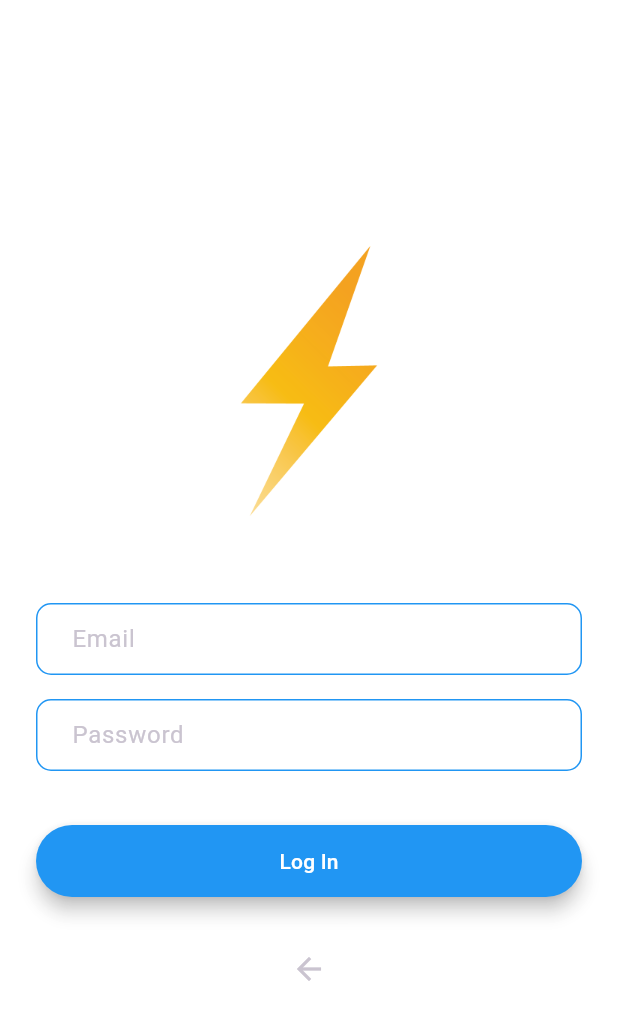
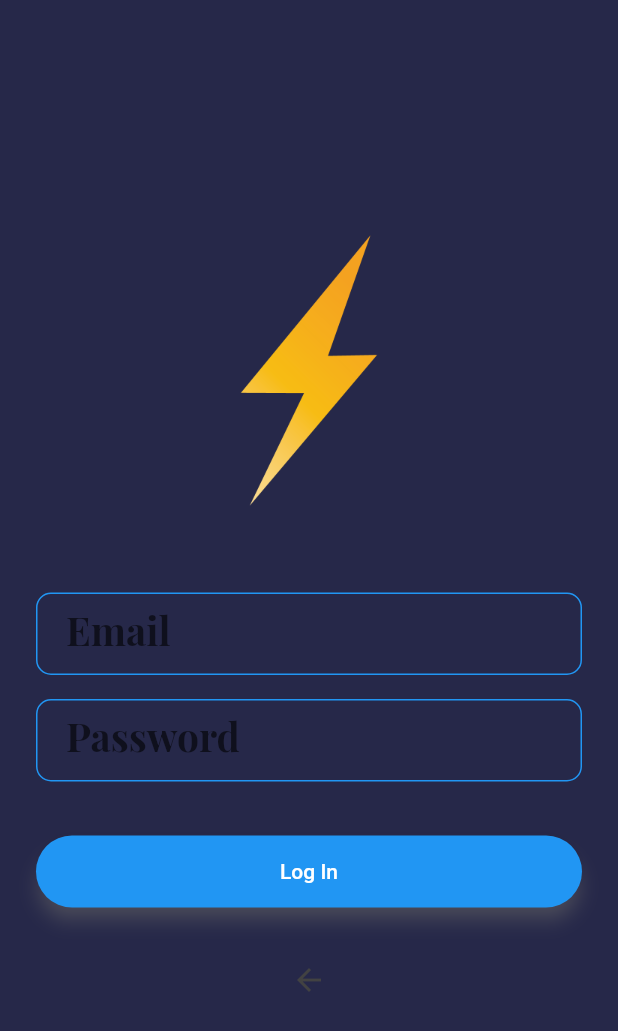
Before and after one commit to ParimSsme/FlashChat, a Flutter app: the LoginScreen screen opened directly, on a phone screen of 412 x 824 dp. Shown: the top 1031 px of the screen. Run offline on Flutter 3.47's test engine with Material 3 defaults, Android fonts, the phone set to English and light mode, and no system bars; drawn by our look-alikes of modal_progress_hud_nsn; our stand-ins replace animated_text_kit, bloc, cloud_firestore, email_validator, equatable, firebase_auth and 5 more; accounts and stored records are empty.

Commit message:
add bloc state management

```diff
--- /dev/null
+++ b/lib/common/bloc/app_bloc.dart
@@ -0,0 +1,46 @@
+import 'dart:async';
+import 'package:bloc/bloc.dart';
+import 'package:equatable/equatable.dart';
+
+import '../../features/auth/data/models/user.dart';
+import '../../features/auth/repository/auth_repository.dart';
+
+part 'app_event.dart';
+part 'app_state.dart';
+
+class AppBloc extends Bloc<AppEvent, AppState> {
+  AppBloc({required AuthenticationRepository authenticationRepository})
+      : _authenticationRepository = authenticationRepository,
+        super(
+          authenticationRepository.currentUser.isNotEmpty
+              ? AppState.authenticated(authenticationRepository.currentUser)
+              : const AppState.unauthenticated(),
+        ) {
+    on<_AppUserChanged>(_onUserChanged);
+    on<AppLogoutRequested>(_onLogoutRequested);
+    _userSubscription = _authenticationRepository.user.listen(
+      (user) => add(_AppUserChanged(user)),
+    );
+  }
+
+  final AuthenticationRepository _authenticationRepository;
+  late final StreamSubscription<User> _userSubscription;
+
+  void _onUserChanged(_AppUserChanged event, Emitter<AppState> emit) {
+    emit(
+      event.user.isNotEmpty
+          ? AppState.authenticated(event.user)
+          : const AppState.unauthenticated(),
+    );
+  }
+
+  void _onLogoutRequested(AppLogoutRequested event, Emitter<AppState> emit) {
+    unawaited(_authenticationRepository.logOut());
+  }
+
+  @override
+  Future<void> close() {
+    _userSubscription.cancel();
+    return super.close();
+  }
+}
--- /dev/null
+++ b/lib/common/bloc/app_event.dart
@@ -0,0 +1,15 @@
+part of 'app_bloc.dart';
+
+sealed class AppEvent {
+  const AppEvent();
+}
+
+final class AppLogoutRequested extends AppEvent {
+  const AppLogoutRequested();
+}
+
+final class _AppUserChanged extends AppEvent {
+  const _AppUserChanged(this.user);
+
+  final User user;
+}
--- /dev/null
+++ b/lib/common/bloc/app_state.dart
@@ -0,0 +1,24 @@
+part of 'app_bloc.dart';
+
+enum AppStatus {
+  authenticated,
+  unauthenticated,
+}
+
+final class AppState extends Equatable {
+  const AppState._({
+    required this.status,
+    this.user = User.empty,
+  });
+
+  const AppState.authenticated(User user)
+      : this._(status: AppStatus.authenticated, user: user);
+
+  const AppState.unauthenticated() : this._(status: AppStatus.unauthenticated);
+
+  final AppStatus status;
+  final User user;
+
+  @override
+  List<Object> get props => [status, user];
+}
--- /dev/null
+++ b/lib/config/my_theme.dart
@@ -0,0 +1,125 @@
+import 'package:flutter/material.dart';
+import 'package:google_fonts/google_fonts.dart';
+
+class MyThemes {
+  /// dark theme
+  static final darkTheme = ThemeData(
+    primarySwatch: Colors.indigo,
+    scaffoldBackgroundColor: const Color.fromARGB(255, 40, 46, 49),
+    textTheme: const TextTheme(
+      titleLarge: TextStyle(
+        color: Color.fromARGB(255, 162, 197, 217),
+        fontSize: 30,
+        fontWeight: FontWeight.bold,
+      ),
+      titleMedium: TextStyle(
+          color: Colors.white, fontSize: 14, fontWeight: FontWeight.w600),
+      bodyMedium:
+          TextStyle(color: Colors.grey, fontSize: 11, fontFamily: "vazir"),
+      bodySmall: TextStyle(
+          fontSize: 14,
+          fontWeight: FontWeight.w400,
+          color: Color.fromARGB(255, 162, 197, 217)),
+      labelMedium: TextStyle(
+          fontSize: 25,
+          fontWeight: FontWeight.w400,
+          color: Color.fromARGB(255, 162, 197, 217)),
+      titleSmall: TextStyle(
+        color: Colors.black,
+        fontSize: 12,
+        fontWeight: FontWeight.w600,
+      ),
+    ),
+    primaryColor: const Color.fromARGB(255, 255, 39, 63),
+    highlightColor: const Color.fromARGB(255, 38, 69, 255),
+
+
+    secondaryHeaderColor: const Color.fromARGB(255, 255, 60, 150),
+    colorScheme: ColorScheme.fromSwatch().copyWith(
+      background: const Color.fromARGB(255, 36, 44, 52),
+    ),
+    shadowColor: const Color.fromARGB(145, 19, 19, 19),
+    unselectedWidgetColor: Colors.grey,
+    iconTheme: const IconThemeData(color: Colors.white70),
+  );
+
+  /// light theme
+  static final lightTheme = ThemeData(
+    useMaterial3: false,
+    textTheme: TextTheme(
+      /// version text
+      labelSmall: GoogleFonts.openSans(
+          fontSize: 17,
+          fontWeight: FontWeight.w600,
+          color: const Color.fromARGB(255, 255, 255, 255)),
+
+      /// splash main text
+      titleMedium: GoogleFonts.playfairDisplay(
+          fontSize: 26,
+          fontWeight: FontWeight.bold,
+          color: Color.fromARGB(255, 255, 255, 255)),
+
+      /// main page titles
+      titleLarge: GoogleFonts.roboto(
+          fontSize: 17,
+          fontWeight: FontWeight.bold,
+          color: Color.fromARGB(255, 255, 255, 255)),
+
+      /// container titles
+      titleSmall: GoogleFonts.roboto(
+          fontSize: 12,
+          fontWeight: FontWeight.w600,
+          color: Color.fromARGB(255, 255, 255, 255)),
+
+      bodyMedium: GoogleFonts.roboto(
+          fontSize: 9,
+          fontWeight: FontWeight.w400,
+          color: Color.fromARGB(255, 208, 207, 207)),
+
+    ),
+
+    // highlightColor: const Color.fromARGB(40, 157, 107, 14),
+    // primaryColor: const Color.fromARGB(255, 255, 183, 0),
+    // primaryColorDark: const Color.fromARGB(255, 128, 87, 0),
+
+    highlightColor: const Color.fromARGB(40, 81, 14, 157),
+    primaryColorLight: const Color.fromARGB(254, 208, 0, 27),
+    primaryColor: const Color.fromARGB(255, 153, 0, 255),
+    primaryColorDark: const Color.fromARGB(254, 154, 115, 255),
+    scaffoldBackgroundColor: const Color.fromARGB(255,38, 40, 73),
+    secondaryHeaderColor: const Color.fromARGB(255,46, 50, 92),
+    dividerColor:  const Color.fromARGB(255,68, 63, 125),
+
+
+
+    elevatedButtonTheme: ElevatedButtonThemeData(
+      style: ButtonStyle(
+        backgroundColor: WidgetStateProperty.all(Colors.red),
+        shape: WidgetStateProperty.all<RoundedRectangleBorder>(
+            RoundedRectangleBorder(
+              borderRadius: BorderRadius.circular(15.0),
+            )
+        ),
+      )
+    ),
+
+    floatingActionButtonTheme: const FloatingActionButtonThemeData(
+        backgroundColor: Color.fromARGB(254, 72, 0, 255)
+    ),
+
+    pageTransitionsTheme: PageTransitionsTheme(
+      builders: {
+        TargetPlatform.android: FadeUpwardsPageTransitionsBuilder(),
+        TargetPlatform.iOS: CupertinoPageTransitionsBuilder(),
+      },
+    ),
+
+
+
+    shadowColor: Colors.grey,
+    unselectedWidgetColor: Colors.blue.shade50,
+    colorScheme: ColorScheme.fromSwatch().copyWith(background: Colors.white),
+    iconTheme: IconThemeData(color: Colors.grey.shade800),
+  );
+
+}
--- a/lib/screens/chat_screen.dart
+++ b/lib/screens/chat_screen.dart
@@ -5,7 +5,7 @@ import 'package:flash_chat_starting_project/constants.dart';
 import '../components/message_bubble.dart';
 
 class ChatScreen extends StatefulWidget {
-  static const String id = 'chat_screen';
+  static const String routeName = '/chat_screen';
   @override
   _ChatScreenState createState() => _ChatScreenState();
 }
--- a/lib/screens/login_screen.dart
+++ b/lib/screens/login_screen.dart
@@ -10,7 +10,7 @@ import 'package:flutter/material.dart';
 import 'chat_screen.dart';
 
 class LoginScreen extends StatefulWidget {
-  static const String id = 'login_screen';
+  static const String routeName = '/login_screen';
   @override
   _LoginScreenState createState() => _LoginScreenState();
 }
@@ -107,7 +107,7 @@ class _LoginScreenState extends State<LoginScreen> {
                               password: _passwordController.text)
                           .then((value) {
                         Navigator.pop(context);
-                        Navigator.pushNamed(context, ChatScreen.id);
+                        Navigator.pushNamed(context, ChatScreen.routeName);
                       });
 
                       setState(() {
--- a/lib/screens/registration_screen.dart
+++ b/lib/screens/registration_screen.dart
@@ -9,7 +9,7 @@ import '/constants.dart';
 import 'package:flutter/material.dart';
 
 class RegistrationScreen extends StatefulWidget {
-  static const String id = 'registration_screen';
+  static const String routeName = '/registration_screen';
   @override
   _RegistrationScreenState createState() => _RegistrationScreenState();
 }
@@ -107,7 +107,7 @@ class _RegistrationScreenState extends State<RegistrationScreen> {
                               password: _passwordController.text)
                           .then((value) {
                         Navigator.pop(context);
-                        Navigator.pushNamed(context, ChatScreen.id);
+                        Navigator.pushNamed(context, ChatScreen.routeName);
                       });
 
                       setState(() {
--- a/lib/screens/welcome_screen.dart
+++ b/lib/screens/welcome_screen.dart
@@ -7,7 +7,7 @@ import '/constants.dart';
 import 'package:flutter/material.dart';
 
 class WelcomeScreen extends StatefulWidget {
-  static const String id = 'welcome_screen';
+  static const String routeName = '/welcome_screen';
   @override
   _WelcomeScreenState createState() => _WelcomeScreenState();
 }
@@ -80,14 +80,14 @@ class _WelcomeScreenState extends State<WelcomeScreen> with SingleTickerProvider
               color: kLoginButtonColor,
               title: 'Log In',
               onPressed: (){
-                Navigator.pushNamed(context, LoginScreen.id);
+                Navigator.pushNamed(context, LoginScreen.routeName);
               },
             ),
             RoundedButton(
               color: kRegisterButtonColor,
               title: 'Register',
               onPressed: (){
-                Navigator.pushNamed(context, RegistrationScreen.id);
+                Navigator.pushNamed(context, RegistrationScreen.routeName);
               },
             ),
           ],
```
Also changed, not shown: lib/features/auth/repository/auth_repository.dart (added, +281 -0 lines), lib/features/auth/repository/cache.dart (added, +22 -0 lines), lib/locator.dart (added, +11 -0 lines), lib/main.dart (+46 -12 lines), pubspec.yaml (+7 -1 lines), pubspec.lock, 3 other files.
